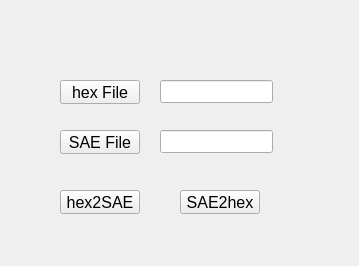
First picture: the form in widget.ui, repository jelly27th/tools, before the edit.
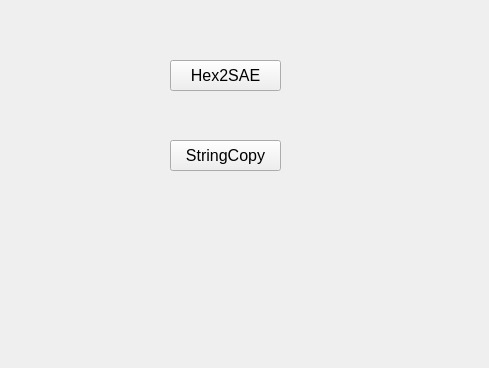
Second picture: the form after the edit.

Commit message: implement string copy

Patch:
```diff
--- a/widget.ui
+++ b/widget.ui
@@ -6,8 +6,8 @@
    <rect>
     <x>0</x>
     <y>0</y>
-    <width>359</width>
-    <height>266</height>
+    <width>489</width>
+    <height>368</height>
    </rect>
   </property>
   <property name="windowTitle">
@@ -16,10 +16,10 @@
   <widget class="QPushButton" name="hex2SAE">
    <property name="geometry">
     <rect>
-     <x>60</x>
-     <y>190</y>
-     <width>80</width>
-     <height>24</height>
+     <x>170</x>
+     <y>60</y>
+     <width>111</width>
+     <height>31</height>
     </rect>
    </property>
    <property name="font">
@@ -28,16 +28,16 @@
     </font>
    </property>
    <property name="text">
-    <string>hex2SAE</string>
+    <string>Hex2SAE</string>
    </property>
   </widget>
   <widget class="QPushButton" name="SAE2hex">
    <property name="geometry">
     <rect>
-     <x>180</x>
-     <y>190</y>
-     <width>80</width>
-     <height>24</height>
+     <x>170</x>
+     <y>140</y>
+     <width>111</width>
+     <height>31</height>
     </rect>
    </property>
    <property name="font">
@@ -46,69 +46,7 @@
     </font>
    </property>
    <property name="text">
-    <string>SAE2hex</string>
-   </property>
-  </widget>
-  <widget class="QLineEdit" name="lineEdit_input">
-   <property name="geometry">
-    <rect>
-     <x>160</x>
-     <y>80</y>
-     <width>113</width>
-     <height>23</height>
-    </rect>
-   </property>
-  </widget>
-  <widget class="QLineEdit" name="lineEdit_output">
-   <property name="geometry">
-    <rect>
-     <x>160</x>
-     <y>130</y>
-     <width>113</width>
-     <height>23</height>
-    </rect>
-   </property>
-  </widget>
-  <widget class="QPushButton" name="input">
-   <property name="geometry">
-    <rect>
-     <x>60</x>
-     <y>80</y>
-     <width>80</width>
-     <height>24</height>
-    </rect>
-   </property>
-   <property name="font">
-    <font>
-     <pointsize>12</pointsize>
-    </font>
-   </property>
-   <property name="text">
-    <string>hex File</string>
-   </property>
-  </widget>
-  <widget class="QPushButton" name="output">
-   <property name="geometry">
-    <rect>
-     <x>60</x>
-     <y>130</y>
-     <width>80</width>
-     <height>24</height>
-    </rect>
-   </property>
-   <property name="font">
-    <font>
-     <pointsize>12</pointsize>
-    </font>
-   </property>
-   <property name="mouseTracking">
-    <bool>false</bool>
-   </property>
-   <property name="acceptDrops">
-    <bool>true</bool>
-   </property>
-   <property name="text">
-    <string>SAE File</string>
+    <string>StringCopy</string>
    </property>
   </widget>
  </widget>
```
Left out of the diff: 4 changed lines with no effect on the pictures. The commit also changes 10 other files.
